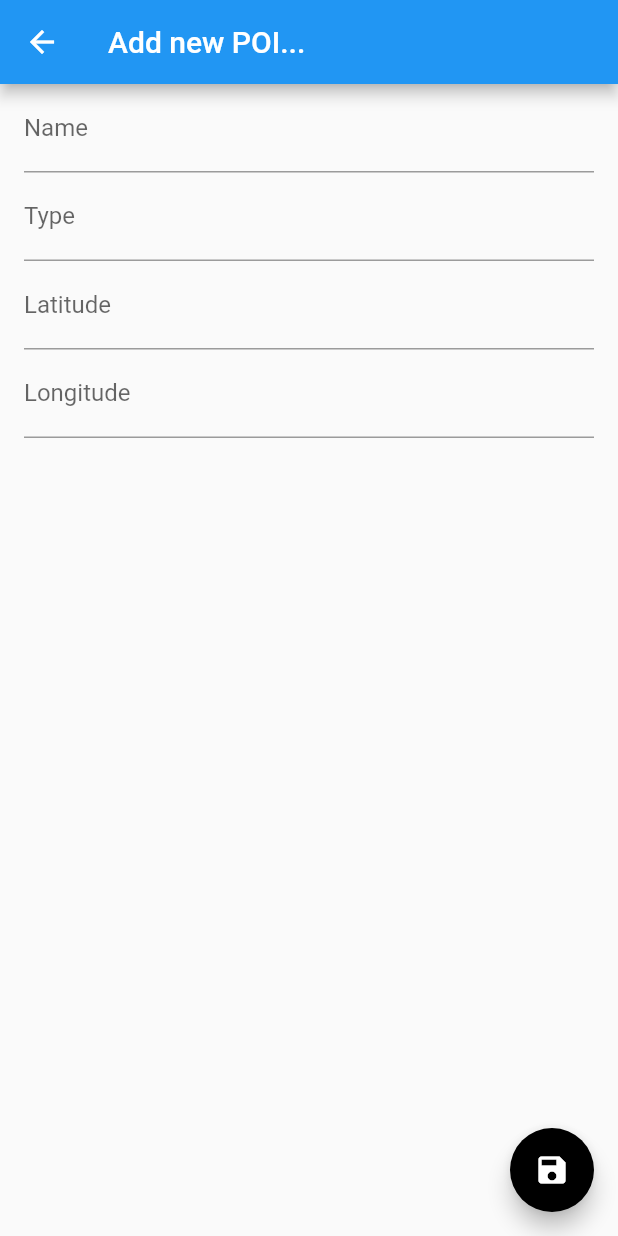
After one commit to UltimateVision/pathfinder, a Flutter app: the PoiListPage screen opened directly, after a tap on the "add" icon, on a phone screen of 412 x 824 dp. The commit adds this screen. Run offline on Flutter 3.47's test engine with Material 2 defaults, Android fonts, the phone set to English and light mode, and no system bars; our stand-ins replace bloc, flutter_bloc, geolocator; missing offline and left inert: flutter_sensor_compass.

Commit message:
Form to add new POIs - initial version

```diff
--- /dev/null
+++ b/lib/bloc/edit_poi_bloc.dart
@@ -0,0 +1,37 @@
+import 'package:bloc/bloc.dart';
+import 'package:pathfinder/model/poi.dart';
+
+class EditPoiBloc extends Bloc<PoiDataEvent, PoiDataState> {
+  EditPoiBloc(PoiDataState initialState) : super(initialState);
+
+  @override
+  Stream<PoiDataState> mapEventToState(PoiDataEvent event) async* {
+    switch (event.runtimeType) {
+      case PoiDataChanged:
+        yield PoiDataState(model: event.model);
+        break;
+    }
+  }
+
+}
+
+class PoiDataState {
+  final Poi model;
+
+  PoiDataState({this.model = const Poi("", null, null)});
+
+}
+
+abstract class PoiDataEvent {
+  final Poi model;
+
+  PoiDataEvent(this.model);
+}
+
+class PoiDataChanged extends PoiDataEvent {
+  PoiDataChanged(Poi model) : super(model);
+}
+
+class PoiDataSubmitted extends PoiDataEvent {
+  PoiDataSubmitted(Poi model) : super(model);
+}
--- /dev/null
+++ b/lib/i18n/localization.dart
@@ -0,0 +1,39 @@
+import 'package:flutter/foundation.dart';
+import 'package:flutter/material.dart';
+import 'package:pathfinder/i18n/locale_bundle.dart';
+
+class Localization {
+  Localization(this.locale);
+
+  final Locale locale;
+
+  static Localization of(BuildContext context) {
+    return Localizations.of<Localization>(context, Localization);
+  }
+
+  static final Map<String, LocaleBundle> _localizedValues = {
+    'en': LocaleBundleEn(),
+  };
+
+  LocaleBundle get bundle {
+    return _localizedValues[locale.languageCode];
+  }
+}
+
+
+class LocalizationDelegate extends LocalizationsDelegate<Localization> {
+  static const List<Locale> supportedLocales = [Locale('en')];
+
+  const LocalizationDelegate();
+
+  @override
+  bool isSupported(Locale locale) => supportedLocales.map((e) => e.languageCode).contains(locale.languageCode);
+
+  @override
+  Future<Localization> load(Locale locale) {
+    return SynchronousFuture<Localization>(Localization(locale));
+  }
+
+  @override
+  bool shouldReload(LocalizationDelegate old) => false;
+}
--- a/lib/model/basic_position.dart
+++ b/lib/model/basic_position.dart
@@ -3,4 +3,7 @@ class BasicPosition {
   final double longitude;
 
   BasicPosition(this.latitude, this.longitude);
+
+  BasicPosition copyWith({double latitude, double longitude}) =>
+      BasicPosition(latitude ?? this.latitude, longitude ?? this.longitude);
 }
--- a/lib/model/poi.dart
+++ b/lib/model/poi.dart
@@ -6,7 +6,16 @@ class Poi {
   final PoiType type;
   final BasicPosition position;
 
-  Poi(this.name, this.type, this.position, {this.description = ""});
+  const Poi(this.name, this.type, this.position, {this.description = ""});
+
+  Poi copyWith({String name, String description, PoiType type, BasicPosition position}) {
+    return Poi(
+      name ?? this.name,
+      type ?? this.type,
+      position ?? this.position,
+      description: description ?? this.description
+    );
+  }
 }
 
 enum PoiType { cache, car, home, backtrack }
--- a/lib/ui/pages/compass_page.dart
+++ b/lib/ui/pages/compass_page.dart
@@ -43,7 +43,8 @@ class _CompassPageState extends State<CompassPage> {
             _options
           ],
         ),
-    ));
+      ),
+    );
   }
 
   Widget get _options => Padding(
--- /dev/null
+++ b/lib/ui/pages/edit_poi_page.dart
@@ -0,0 +1,147 @@
+import 'package:flutter/foundation.dart';
+import 'package:flutter/material.dart';
+import 'package:flutter/widgets.dart';
+import 'package:flutter_bloc/flutter_bloc.dart';
+import 'package:pathfinder/bloc/edit_poi_bloc.dart';
+import 'package:pathfinder/model/basic_position.dart';
+import 'package:pathfinder/model/poi.dart';
+import 'package:pathfinder/ui/widgets/option_selector_widget.dart';
+
+typedef OnPoiSaved = Function (Poi poi);
+
+class EditPoiPage extends StatelessWidget {
+  final GlobalKey<FormState> _formKey = GlobalKey<FormState>();
+  final OnPoiSaved onPoiSaved;
+
+  EditPoiPage({Key key, this.onPoiSaved}) : super(key: key);
+
+  @override
+  Widget build(BuildContext context) {
+    return Scaffold(
+      appBar: AppBar(
+        title: Text("Add new POI..."),
+      ),
+      body: BlocBuilder<EditPoiBloc, PoiDataState>(
+          builder: (BuildContext context, PoiDataState state) => Padding(
+                padding: EdgeInsets.symmetric(horizontal: 16.0),
+                child: Column(
+                  crossAxisAlignment: CrossAxisAlignment.start,
+                  children: [
+                    _EditPoiForm(_formKey, state.model),
+                  ],
+                ),
+              )),
+      floatingActionButton: FloatingActionButton(
+        onPressed: () {
+          Poi poi = BlocProvider.of<EditPoiBloc>(context).state.model;
+          onPoiSaved?.call(poi);
+          Navigator.pop(context);
+        },
+        child: Icon(Icons.save),
+        backgroundColor: Colors.black,
+      ),
+    );
+  }
+}
+
+/// TODO:
+/// - validation
+/// - description field
+class _EditPoiForm extends StatelessWidget {
+  final GlobalKey<FormState> _formKey;
+  final Poi model;
+
+  const _EditPoiForm(this._formKey, this.model, {Key key}) : super(key: key);
+  static const Map<PoiType, String> _poiTypeOptions = {
+    PoiType.cache: "Cache",
+    PoiType.car: "Car",
+    PoiType.home: "Home",
+    PoiType.backtrack: "Backtrack"
+  };
+
+  @override
+  Widget build(BuildContext context) {
+    return Form(
+      key: _formKey,
+      child: Column(
+        children: <Widget>[
+          TextFormField(
+            decoration: InputDecoration(labelText: "Name"),
+            initialValue: model.name,
+            onChanged: (String name) => _modelChanged(context, model.copyWith(name: name)),
+          ),
+          GestureDetector(
+            child: Container(
+              color: Colors.transparent,
+              child: IgnorePointer(
+                child: TextFormField(
+                  key: ObjectKey(model.type),
+                  decoration: InputDecoration(labelText: "Type"),
+                  initialValue: _poiTypeOptions[model.type],
+                ),
+              ),
+            ),
+            onTap: () => _selectOption(context, model),
+          ),
+          TextFormField(
+            decoration: InputDecoration(labelText: "Latitude"),
+            initialValue: model?.position?.latitude.toString(),
+            onChanged: (String latitude) {
+              double lat = double.parse(latitude);
+              BasicPosition pos =
+                  model.position != null ? model.position.copyWith(latitude: lat) : BasicPosition(lat, null);
+              _modelChanged(context, model.copyWith(position: pos));
+            },
+          ),
+          TextFormField(
+            decoration: InputDecoration(labelText: "Longitude"),
+            initialValue: model?.position?.latitude.toString(),
+            onChanged: (String longitude) {
+              double lon = double.parse(longitude);
+              BasicPosition pos =
+                  model.position != null ? model.position.copyWith(longitude: lon) : BasicPosition(null, lon);
+              _modelChanged(context, model.copyWith(position: pos));
+            },
+          ),
+        ],
+      ),
+    );
+  }
+
+  void _selectOption(BuildContext context, Poi model) {
+    EditPoiBloc bloc = BlocProvider.of<EditPoiBloc>(context);
+
+    Navigator.push(
+      context,
+      MaterialPageRoute(
+        builder: (context) => _PoiTypeSelection(
+          (poiType) => bloc.add(PoiDataChanged(model.copyWith(type: poiType))),
+          initialSelection: model.type,
+        ),
+      ),
+    );
+  }
+
+  void _modelChanged(BuildContext context, Poi poi) => BlocProvider.of<EditPoiBloc>(context).add(PoiDataChanged(poi));
+}
+
+class _PoiTypeSelection extends StatelessWidget {
+  final OnElementSelected<PoiType> onElementSelected;
+  final PoiType initialSelection;
+
+  const _PoiTypeSelection(this.onElementSelected, {this.initialSelection, Key key}) : super(key: key);
+
+  @override
+  Widget build(BuildContext context) => Scaffold(
+        body: OptionSelector<PoiType>(
+          _EditPoiForm._poiTypeOptions,
+          (type) => _onElementSelected(context, type),
+          initialSelection: initialSelection,
+        ),
+      );
+
+  void _onElementSelected(BuildContext context, PoiType type) {
+    onElementSelected?.call(type);
+    Navigator.pop(context);
+  }
+}
--- a/lib/ui/pages/poi_list_page.dart
+++ b/lib/ui/pages/poi_list_page.dart
@@ -2,10 +2,12 @@ import 'package:flutter/material.dart';
 import 'package:flutter_bloc/flutter_bloc.dart';
 import 'package:geolocator/geolocator.dart';
 import 'package:pathfinder/bloc/compass_bloc.dart';
+import 'package:pathfinder/bloc/edit_poi_bloc.dart';
 import 'package:pathfinder/bloc/geolocation_bloc.dart';
 import 'package:pathfinder/bloc/poi_list_bloc.dart';
 import 'package:pathfinder/font_awesome_5.dart';
 import 'package:pathfinder/model/poi.dart';
+import 'package:pathfinder/ui/pages/edit_poi_page.dart';
 import 'package:pathfinder/util/geo_formating_utils.dart';
 import 'package:pathfinder/util/geo_utils.dart';
 
@@ -44,13 +46,37 @@ class _PoiListState extends State<PoiListPage> {
           builder: (context, state) => ListView.builder(
               itemCount: state.poiList.length,
               itemBuilder: (context, index) => _buildRow(state.poiList[index], context))),
+      floatingActionButton: _addNewPoiFab(context),
+    );
+  }
+
+  Widget _addNewPoiFab(BuildContext context) {
+    PoiListBloc bloc = BlocProvider.of<PoiListBloc>(context);
+    return FloatingActionButton(
+      onPressed: () {
+        Navigator.push(
+            context,
+            MaterialPageRoute(
+              builder: (context) => BlocProvider(
+                create: (_) => EditPoiBloc(PoiDataState()),
+                child: EditPoiPage(
+                  onPoiSaved: (poi) => bloc.add(PoiListEvent(PoiListEventType.add, poi: poi)),
+                ),
+              ),
+            ));
+      },
+      child: Icon(Icons.add),
+      backgroundColor: Colors.green,
     );
   }
 
   Widget _buildRow(Poi poi, BuildContext context) => GestureDetector(
         child: Padding(
             padding: EdgeInsets.only(left: 15.0, top: 10.0, bottom: 10.0),
-        child: Row(mainAxisAlignment: MainAxisAlignment.start, crossAxisAlignment: CrossAxisAlignment.center, children: [
+            child: Row(
+                mainAxisAlignment: MainAxisAlignment.start,
+                crossAxisAlignment: CrossAxisAlignment.center,
+                children: [
                   Padding(padding: EdgeInsets.only(right: 10.0), child: Icon(_icons[poi.type], size: 32.0)),
                   Column(
                     mainAxisAlignment: MainAxisAlignment.center,
```
Also changed, not shown: lib/i18n/locale_bundle.dart (added, +10 -0 lines), lib/main.dart (+6 -1 lines), lib/ui/widgets/option_selector_widget.dart (added, +36 -0 lines). Lines whose indentation alone changed are shown as unchanged.
